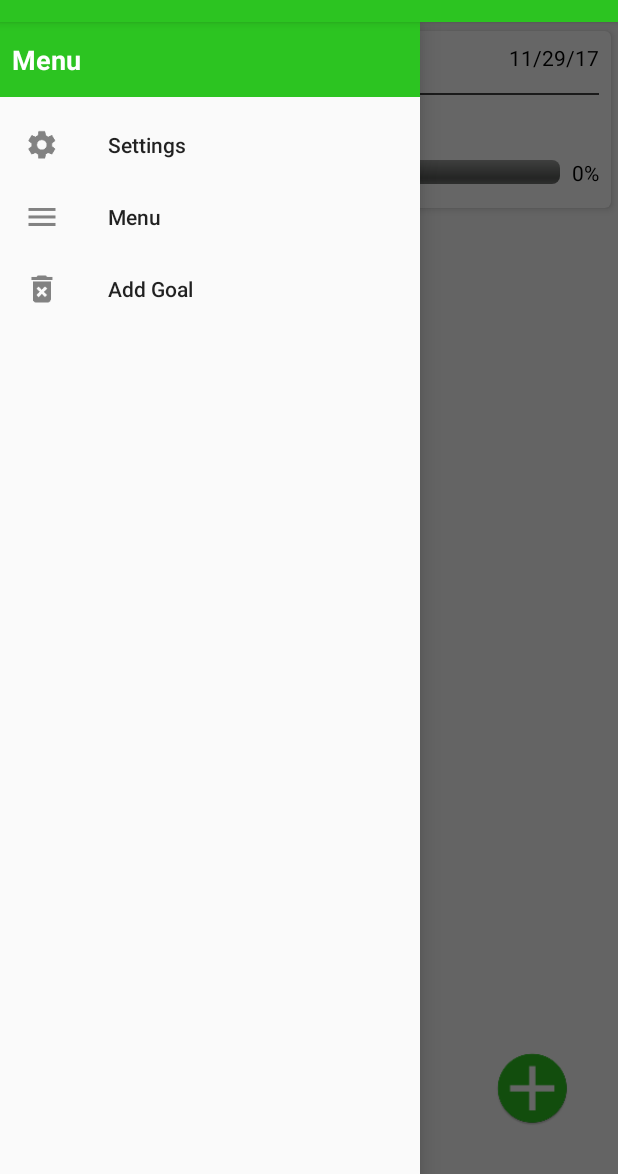
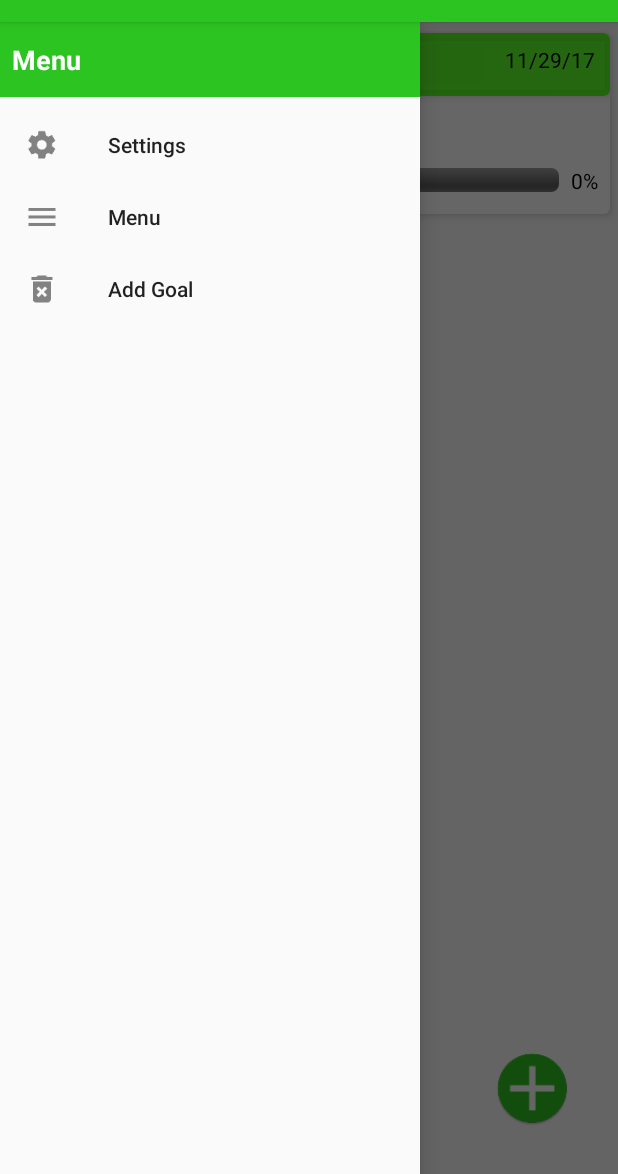
Before and after one commit to riemeri/LetsGoal, an Android app: the screen it shows after launch (GoalsHomeActivity), after a tap on "Open", on a phone screen of 412 x 824 dp, the part 62-1236 px from its top. Run offline under Robolectric (Android 15) with nearby library versions, the phone set to English and light mode, and no system bars; 2 other taps on this screen came first.

Commit message:
Added color to cards
-Added a card on top of the list goal cards which displays a color arcoss the top of the card, instead of coloring the whole card

```diff
--- a/app/src/main/java/com/bignerdranch/android/letsgoal/GoalsHomeFragment.java
+++ b/app/src/main/java/com/bignerdranch/android/letsgoal/GoalsHomeFragment.java
@@ -1,10 +1,7 @@
 package com.bignerdranch.android.letsgoal;
 
 import android.content.Context;
-import android.content.Intent;
-import android.graphics.Color;
 import android.os.Bundle;
-import android.support.annotation.NonNull;
 import android.support.design.widget.NavigationView;
 import android.support.v4.app.Fragment;
 import android.support.v4.widget.DrawerLayout;
@@ -12,7 +9,6 @@ import android.support.v7.app.ActionBarDrawerToggle;
 import android.support.v7.widget.CardView;
 import android.support.v7.widget.LinearLayoutManager;
 import android.support.v7.widget.RecyclerView;
-import android.view.Gravity;
 import android.view.LayoutInflater;
 import android.view.MenuItem;
 import android.view.View;
@@ -20,7 +16,6 @@ import android.view.ViewGroup;
 import android.widget.Button;
 import android.widget.ProgressBar;
 import android.widget.TextView;
-import android.support.v7.app.ActionBar;
 
 import java.text.DateFormat;
 import java.util.List;
@@ -152,7 +147,7 @@ public class GoalsHomeFragment extends Fragment {
         private TextView mDaysRemainingTextView;
         private ProgressBar mProgressBar;
         private Goal mGoal;
-        private CardView mCardView;
+        private CardView mColorCardView;
 
         public GoalHolder(LayoutInflater inflater, ViewGroup parent) {
             super(inflater.inflate(R.layout.list_item_goal_card, parent, false));
@@ -163,7 +158,7 @@ public class GoalsHomeFragment extends Fragment {
             mPercentTextView = (TextView) itemView.findViewById(R.id.goal_percent_text);
             mDaysRemainingTextView = (TextView) itemView.findViewById(R.id.days_left_text);
             mProgressBar = (ProgressBar) itemView.findViewById(R.id.progress_bar);
-            mCardView = (CardView) itemView.findViewById(R.id.card_view);
+            mColorCardView = (CardView) itemView.findViewById(R.id.color_card_view);
         }
 
         public void bind(Goal goal) {
@@ -197,7 +192,7 @@ public class GoalsHomeFragment extends Fragment {
                     bgColor = getResources().getColor(R.color.cardview_light_background);
             }
 
-            //mCardView.setCardBackgroundColor(bgColor);
+            mColorCardView.setCardBackgroundColor(bgColor);
         }
 
         @Override
--- a/app/src/main/res/layout/list_item_goal_card.xml
+++ b/app/src/main/res/layout/list_item_goal_card.xml
@@ -2,19 +2,29 @@
 <android.support.v7.widget.CardView
     xmlns:android="http://schemas.android.com/apk/res/android"
     xmlns:app="http://schemas.android.com/apk/res-auto"
+    xmlns:tools="http://schemas.android.com/tools"
     android:id="@+id/card_view"
     android:layout_width="match_parent"
-    android:layout_height="wrap_content"
+    android:layout_height="135dp"
     android:orientation="vertical"
     app:cardBackgroundColor="@color/cardview_light_background"
     app:cardCornerRadius="4dp"
-    app:cardElevation="3dp"
+    app:cardElevation="4dp"
     app:cardUseCompatPadding="true"
     app:contentPadding="0dp">
 
+    <android.support.v7.widget.CardView
+        android:id="@+id/color_card_view"
+        android:layout_width="match_parent"
+        android:layout_height="42dp"
+        app:cardBackgroundColor="@color/colorNormal"
+        app:cardCornerRadius="4dp"
+        app:cardElevation="3dp"
+        app:contentPadding="2dp">
+
         <android.support.constraint.ConstraintLayout
             android:layout_width="match_parent"
-        android:layout_height="wrap_content"
+            android:layout_height="match_parent"
             android:orientation="vertical"
             app:layout_editor_absoluteX="100dp"
             app:layout_editor_absoluteY="0dp">
@@ -23,11 +33,13 @@
                 android:id="@+id/goal_title"
                 android:layout_width="0dp"
                 android:layout_height="wrap_content"
+                android:layout_marginBottom="8dp"
                 android:layout_marginStart="16dp"
                 android:layout_marginTop="8dp"
                 android:text="Crime Title"
                 android:textColor="@android:color/black"
                 android:textSize="22sp"
+                app:layout_constraintBottom_toBottomOf="parent"
                 app:layout_constraintStart_toStartOf="parent"
                 app:layout_constraintTop_toTopOf="parent"/>
 
@@ -36,21 +48,32 @@
                 android:layout_width="0dp"
                 android:layout_height="wrap_content"
                 android:layout_marginEnd="8dp"
-            android:layout_marginTop="8dp"
+                android:layout_marginTop="6dp"
                 android:text="MM/DD/YYYY"
                 android:textColor="@android:color/black"
                 app:layout_constraintEnd_toEndOf="parent"
                 app:layout_constraintTop_toTopOf="parent"/>
 
+        </android.support.constraint.ConstraintLayout>
+
+    </android.support.v7.widget.CardView>
+
+    <android.support.constraint.ConstraintLayout
+        android:layout_width="match_parent"
+        android:layout_height="match_parent"
+        android:orientation="vertical"
+        app:layout_editor_absoluteX="100dp"
+        app:layout_editor_absoluteY="0dp">
+
         <TextView
             android:id="@+id/days_left_text"
             android:layout_width="0dp"
             android:layout_height="wrap_content"
-            android:layout_marginStart="8dp"
+            android:layout_marginStart="24dp"
             android:layout_marginTop="16dp"
             android:text="0 days left"
             android:textColor="@android:color/black"
-            app:layout_constraintStart_toStartOf="@+id/goal_title"
+            app:layout_constraintStart_toStartOf="parent"
             app:layout_constraintTop_toBottomOf="@+id/imageView"/>
 
         <TextView
@@ -69,9 +92,9 @@
             style="@style/Widget.AppCompat.ProgressBar.Horizontal"
             android:layout_width="0dp"
             android:layout_height="wrap_content"
-            android:layout_marginBottom="16dp"
+            android:layout_marginBottom="12dp"
             android:layout_marginEnd="8dp"
-            android:layout_marginStart="32dp"
+            android:layout_marginStart="24dp"
             android:layout_marginTop="8dp"
             android:progress="50"
             android:progressDrawable="@android:drawable/progress_horizontal"
@@ -85,15 +108,19 @@
             android:id="@+id/imageView"
             android:layout_width="0dp"
             android:layout_height="1dp"
-            android:layout_marginEnd="8dp"
-            android:layout_marginStart="8dp"
-            android:layout_marginTop="4dp"
+            android:layout_marginBottom="8dp"
+            android:layout_marginEnd="6dp"
+            android:layout_marginStart="6dp"
+            android:layout_marginTop="8dp"
             android:adjustViewBounds="false"
             android:scaleType="fitCenter"
+            android:visibility="invisible"
+            app:layout_constraintBottom_toBottomOf="parent"
             app:layout_constraintEnd_toEndOf="parent"
             app:layout_constraintHorizontal_bias="0.0"
             app:layout_constraintStart_toStartOf="parent"
-            app:layout_constraintTop_toBottomOf="@+id/goal_title"
+            app:layout_constraintTop_toTopOf="parent"
+            app:layout_constraintVertical_bias="0.32999998"
             app:srcCompat="@color/cardview_dark_background"/>
 
     </android.support.constraint.ConstraintLayout>
```
Lines whose indentation alone changed are shown as unchanged.
